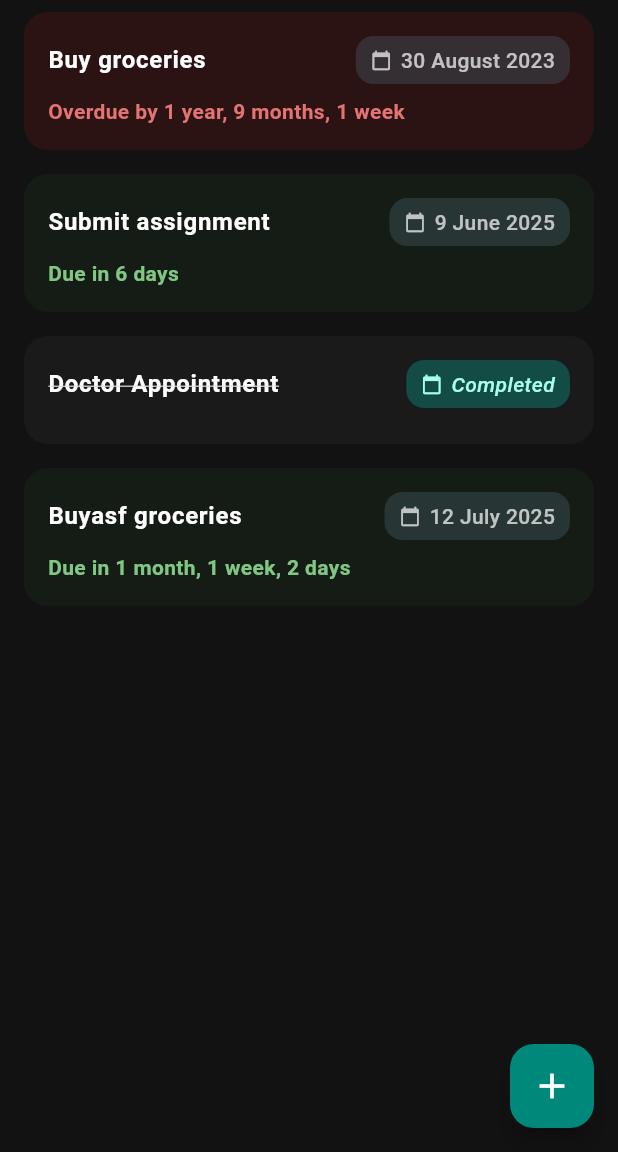
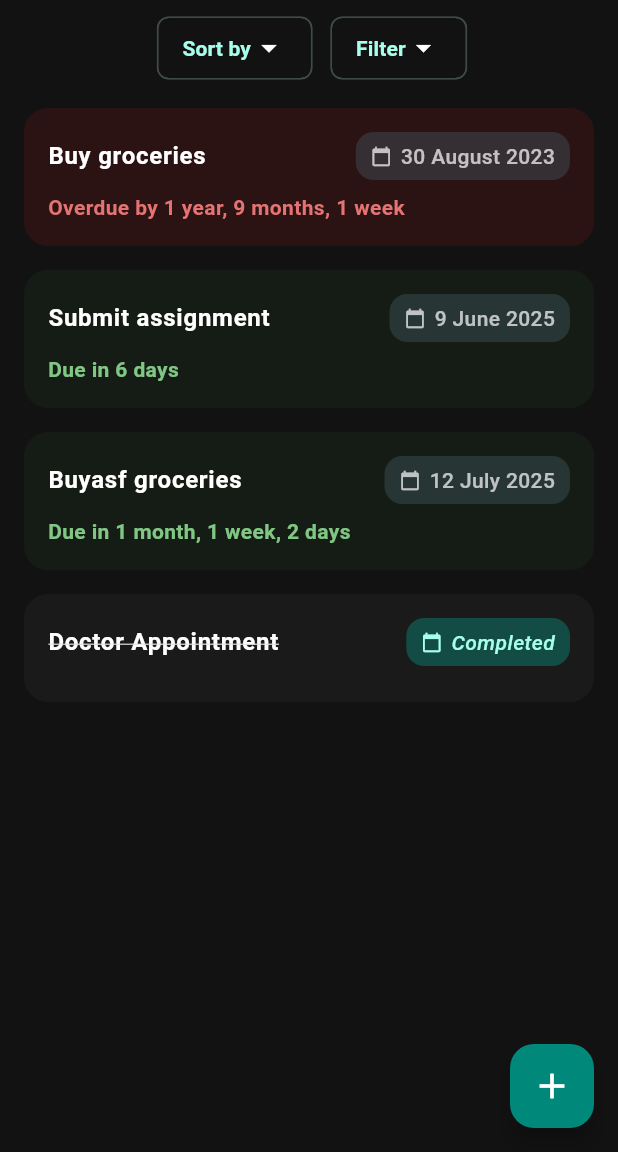
Before and after one commit to subhan-0073/due-day, a Flutter app: the screen it shows after launch, on a phone screen of 412 x 824 dp, the part 84-1236 px from its top. Run offline on Flutter 3.47's test engine with Material 3 defaults, Android fonts, the light colour scheme and no system bars; our stand-ins replace hive, hive_flutter; accounts and stored records are empty.

Commit message:
Milestone 8: Sort & Filter features with Bottom Sheet UI

```diff
--- /dev/null
+++ b/lib/src/models/task_filter_sort.dart
@@ -0,0 +1,3 @@
+enum TaskFilter { all, active, completed }
+
+enum TaskSort { dueDateAsc, dueDateDesc, titleAsc, titleDesc }
--- a/lib/src/ui/screens/home_screen.dart
+++ b/lib/src/ui/screens/home_screen.dart
@@ -1,6 +1,9 @@
 import 'package:dueday/src/models/task.dart';
+import 'package:dueday/src/models/task_filter_sort.dart';
 import 'package:dueday/src/ui/screens/add_task_screen.dart';
 import 'package:dueday/src/ui/widgets/deadline_tile.dart';
+import 'package:dueday/src/ui/widgets/sort_chip.dart';
+import 'package:dueday/src/ui/widgets/task_filter_chips.dart';
 import 'package:flutter/material.dart';
 import 'package:hive_flutter/hive_flutter.dart';
 
@@ -13,6 +16,8 @@ class HomeScreen extends StatefulWidget {
 
 class _HomeScreenState extends State<HomeScreen> {
   Box<Task>? box;
+  TaskFilter _currentFilter = TaskFilter.all;
+  TaskSort _currentSort = TaskSort.dueDateAsc;
 
   @override
   void initState() {
@@ -113,6 +118,51 @@ class _HomeScreenState extends State<HomeScreen> {
     );
   }
 
+  List<Task> _filterTasks(List<Task> tasks) {
+    switch (_currentFilter) {
+      case TaskFilter.active:
+        return tasks.where((task) => !task.isDone).toList();
+      case TaskFilter.completed:
+        return tasks.where((task) => task.isDone).toList();
+      case TaskFilter.all:
+        return tasks;
+    }
+  }
+
+  List<Task> _sortTasks(List<Task> tasks) {
+    switch (_currentSort) {
+      case TaskSort.dueDateAsc:
+        tasks.sort((a, b) => a.dueDate.compareTo(b.dueDate));
+        break;
+      case TaskSort.dueDateDesc:
+        tasks.sort((a, b) => b.dueDate.compareTo(a.dueDate));
+        break;
+      case TaskSort.titleAsc:
+        tasks.sort((a, b) => a.title.compareTo(b.title));
+        break;
+      case TaskSort.titleDesc:
+        tasks.sort((a, b) => b.title.compareTo(a.title));
+        break;
+    }
+
+    tasks.sort((a, b) {
+      if (a.isDone == b.isDone) return 0;
+      return a.isDone ? 1 : -1;
+    });
+    return tasks;
+  }
+
+  String _getEmptyMessage(TaskFilter filter) {
+    switch (filter) {
+      case TaskFilter.active:
+        return "No active tasks right now";
+      case TaskFilter.completed:
+        return "No completed tasks yet";
+      case TaskFilter.all:
+        return "No tasks yet";
+    }
+  }
+
   @override
   Widget build(BuildContext context) {
     if (box == null) {
@@ -126,15 +176,48 @@ class _HomeScreenState extends State<HomeScreen> {
         valueListenable: box!.listenable(),
         builder: (context, Box<Task> box, _) {
           final deadlines = box.values.toList();
+          final filteredTasks = _filterTasks(deadlines);
+          final sortedTasks = _sortTasks(filteredTasks);
 
-          if (deadlines.isEmpty) {
-            return const Center(child: Text("No tasks yet"));
-          }
+          return Column(
+            children: [
+              Padding(
+                padding: const EdgeInsetsGeometry.symmetric(
+                  horizontal: 16,
+                  vertical: 8,
+                ),
 
-          return ListView.builder(
-            itemCount: deadlines.length,
+                child: Row(
+                  mainAxisAlignment: MainAxisAlignment.center,
+                  children: [
+                    const SizedBox(width: 4),
+                    SortChip(
+                      currentSort: _currentSort,
+                      onSortChanged: (newSort) {
+                        setState(() {
+                          _currentSort = newSort;
+                        });
+                      },
+                    ),
+                    const SizedBox(width: 12),
+                    TaskFilterChips(
+                      currentFilter: _currentFilter,
+                      onFilterChanged: (newFilter) {
+                        setState(() {
+                          _currentFilter = newFilter;
+                        });
+                      },
+                    ),
+                  ],
+                ),
+              ),
+              Expanded(
+                child: sortedTasks.isEmpty
+                    ? Center(child: Text(_getEmptyMessage(_currentFilter)))
+                    : ListView.builder(
+                        itemCount: sortedTasks.length,
                         itemBuilder: (context, index) {
-              final task = deadlines[index];
+                          final task = sortedTasks[index];
 
                           return Dismissible(
                             key: Key(task.id),
@@ -194,7 +277,8 @@ class _HomeScreenState extends State<HomeScreen> {
                                     return SimpleDialog(
                                       backgroundColor: const Color(0xFF1E1E1E),
                                       shape: RoundedRectangleBorder(
-                            borderRadius: BorderRadiusGeometry.circular(16),
+                                        borderRadius:
+                                            BorderRadiusGeometry.circular(16),
                                       ),
 
                                       title: const Text(
@@ -213,7 +297,10 @@ class _HomeScreenState extends State<HomeScreen> {
                                           },
                                           child: const Row(
                                             children: [
-                                  Icon(Icons.edit, color: Colors.tealAccent),
+                                              Icon(
+                                                Icons.edit,
+                                                color: Colors.tealAccent,
+                                              ),
                                               SizedBox(width: 8),
                                               Text(
                                                 'Edit task',
@@ -229,7 +316,9 @@ class _HomeScreenState extends State<HomeScreen> {
                                           child: Row(
                                             children: [
                                               Icon(
-                                    task.isDone ? Icons.undo : Icons.check,
+                                                task.isDone
+                                                    ? Icons.undo
+                                                    : Icons.check,
                                                 color: Colors.tealAccent,
                                               ),
                                               const SizedBox(width: 8),
@@ -252,7 +341,10 @@ class _HomeScreenState extends State<HomeScreen> {
                                         SimpleDialogOption(
                                           child: const Row(
                                             children: [
-                                  Icon(Icons.delete, color: Colors.redAccent),
+                                              Icon(
+                                                Icons.delete,
+                                                color: Colors.redAccent,
+                                              ),
                                               SizedBox(width: 8),
                                               Text(
                                                 'Delete Task',
@@ -268,10 +360,14 @@ class _HomeScreenState extends State<HomeScreen> {
                                             showDialog(
                                               context: context,
                                               builder: (context) => AlertDialog(
-                                    backgroundColor: const Color(0xFF292929),
+                                                backgroundColor: const Color(
+                                                  0xFF292929,
+                                                ),
                                                 shape: RoundedRectangleBorder(
                                                   borderRadius:
-                                          BorderRadiusGeometry.circular(16),
+                                                      BorderRadiusGeometry.circular(
+                                                        16,
+                                                      ),
                                                 ),
 
                                                 title: const Text(
@@ -283,15 +379,19 @@ class _HomeScreenState extends State<HomeScreen> {
                                                 ),
                                                 content: const Text(
                                                   "Are you sure you want to delete this task?",
-                                      style: TextStyle(color: Colors.white70),
+                                                  style: TextStyle(
+                                                    color: Colors.white70,
+                                                  ),
                                                 ),
                                                 actions: [
                                                   TextButton(
-                                        onPressed: () => Navigator.pop(context),
+                                                    onPressed: () =>
+                                                        Navigator.pop(context),
                                                     child: const Text(
                                                       "Cancel",
                                                       style: TextStyle(
-                                            color: Colors.tealAccent,
+                                                        color:
+                                                            Colors.tealAccent,
                                                       ),
                                                     ),
                                                   ),
@@ -321,6 +421,9 @@ class _HomeScreenState extends State<HomeScreen> {
                             ),
                           );
                         },
+                      ),
+              ),
+            ],
           );
         },
       ),
--- /dev/null
+++ b/lib/src/ui/widgets/sort_chip.dart
@@ -0,0 +1,97 @@
+import 'package:dueday/src/models/task_filter_sort.dart';
+import 'package:flutter/material.dart';
+
+class SortChip extends StatefulWidget {
+  final TaskSort currentSort;
+  final ValueChanged<TaskSort> onSortChanged;
+  const SortChip({
+    required this.currentSort,
+    required this.onSortChanged,
+    super.key,
+  });
+
+  @override
+  State<SortChip> createState() => _SortChipState();
+}
+
+class _SortChipState extends State<SortChip> {
+  String _getSortLabel(TaskSort sort) {
+    switch (sort) {
+      case TaskSort.dueDateAsc:
+        return 'Due Date';
+      case TaskSort.dueDateDesc:
+        return 'Due Date';
+      case TaskSort.titleAsc:
+        return 'Title A-Z';
+      case TaskSort.titleDesc:
+        return 'Title Z-A';
+    }
+  }
+
+  @override
+  Widget build(BuildContext context) {
+    return GestureDetector(
+      onTap: () {
+        showModalBottomSheet(
+          context: context,
+          shape: const RoundedRectangleBorder(
+            borderRadius: BorderRadiusGeometry.vertical(
+              top: Radius.circular(20),
+            ),
+          ),
+          backgroundColor: const Color(0xFF121212),
+          builder: (context) {
+            TaskSort tempSort = widget.currentSort;
+            return StatefulBuilder(
+              builder: (context, setModalState) {
+                return SafeArea(
+                  child: Container(
+                    padding: const EdgeInsets.all(16),
+                    child: Column(
+                      crossAxisAlignment: CrossAxisAlignment.start,
+                      mainAxisSize: MainAxisSize.min,
+                      children: TaskSort.values.map((sort) {
+                        return RadioListTile(
+                          value: sort,
+                          groupValue: tempSort,
+                          onChanged: (TaskSort? newSort) {
+                            if (newSort != null) {
+                              setModalState(() => tempSort = newSort);
+                              Navigator.pop(context);
+                              widget.onSortChanged(newSort);
+                            }
+                          },
+                          title: Text(
+                            _getSortLabel(sort),
+                            style: const TextStyle(color: Colors.white),
+                          ),
+                          activeColor: Colors.tealAccent,
+                          contentPadding: EdgeInsets.zero,
+                        );
+                      }).toList(),
+                    ),
+                  ),
+                );
+              },
+            );
+          },
+        );
+      },
+      child: Chip(
+        backgroundColor: const Color(0xFF121212),
+        label: Row(
+          children: [
+            Text(
+              "Sort by",
+              style: TextStyle(
+                color: Colors.tealAccent.shade100,
+                fontWeight: FontWeight.bold,
+              ),
+            ),
+            const Icon(Icons.arrow_drop_down),
+          ],
+        ),
+      ),
+    );
+  }
+}
--- /dev/null
+++ b/lib/src/ui/widgets/task_filter_chips.dart
@@ -0,0 +1,97 @@
+import 'package:dueday/src/models/task_filter_sort.dart';
+import 'package:flutter/material.dart';
+
+class TaskFilterChips extends StatefulWidget {
+  final TaskFilter currentFilter;
+  final ValueChanged<TaskFilter> onFilterChanged;
+
+  const TaskFilterChips({
+    required this.currentFilter,
+    required this.onFilterChanged,
+    super.key,
+  });
+
+  @override
+  State<TaskFilterChips> createState() => _TaskFilterChipsState();
+}
+
+class _TaskFilterChipsState extends State<TaskFilterChips> {
+  String _getFilterLabel(TaskFilter filter) {
+    switch (filter) {
+      case TaskFilter.all:
+        return 'All';
+      case TaskFilter.active:
+        return 'Active';
+      case TaskFilter.completed:
+        return 'Completed';
+    }
+  }
+
+  @override
+  Widget build(BuildContext context) {
+    return GestureDetector(
+      onTap: () {
+        showModalBottomSheet(
+          context: context,
+          backgroundColor: const Color(0xFF121212),
+          shape: const RoundedRectangleBorder(
+            borderRadius: BorderRadiusGeometry.vertical(
+              top: Radius.circular(20),
+            ),
+          ),
+
+          builder: (context) {
+            TaskFilter tempFilter = widget.currentFilter;
+            return StatefulBuilder(
+              builder: (context, setModalState) {
+                return SafeArea(
+                  child: Container(
+                    padding: const EdgeInsets.all(16),
+                    child: Column(
+                      crossAxisAlignment: CrossAxisAlignment.start,
+                      mainAxisSize: MainAxisSize.min,
+                      children: TaskFilter.values.map((filter) {
+                        return RadioListTile(
+                          value: filter,
+                          groupValue: tempFilter,
+                          onChanged: (TaskFilter? newFilter) {
+                            if (newFilter != null) {
+                              setModalState(() => tempFilter = newFilter);
+                              Navigator.pop(context);
+                              widget.onFilterChanged(newFilter);
+                            }
+                          },
+                          title: Text(
+                            _getFilterLabel(filter),
+                            style: const TextStyle(color: Colors.white),
+                          ),
+                          activeColor: Colors.tealAccent,
+                          contentPadding: EdgeInsets.zero,
+                        );
+                      }).toList(),
+                    ),
+                  ),
+                );
+              },
+            );
+          },
+        );
+      },
+      child: Chip(
+        backgroundColor: const Color(0xFF121212),
+        label: Row(
+          children: [
+            Text(
+              "Filter",
+              style: TextStyle(
+                color: Colors.tealAccent.shade100,
+                fontWeight: FontWeight.bold,
+              ),
+            ),
+            const Icon(Icons.arrow_drop_down),
+          ],
+        ),
+      ),
+    );
+  }
+}
```
Also changed, not shown: 1 other file. Lines whose indentation alone changed are shown as unchanged.
